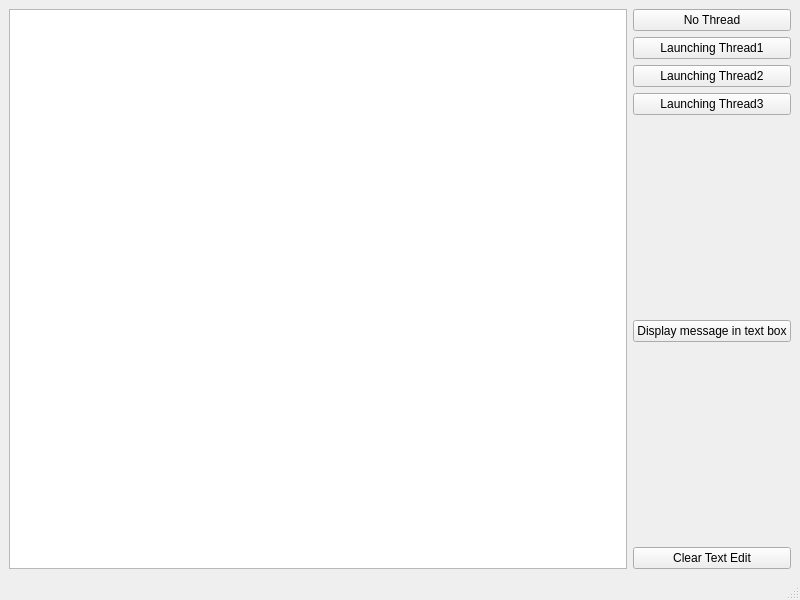
neutrons/GUI_Tools, file Thread/main_window_interface_2.ui: the form before one commit.
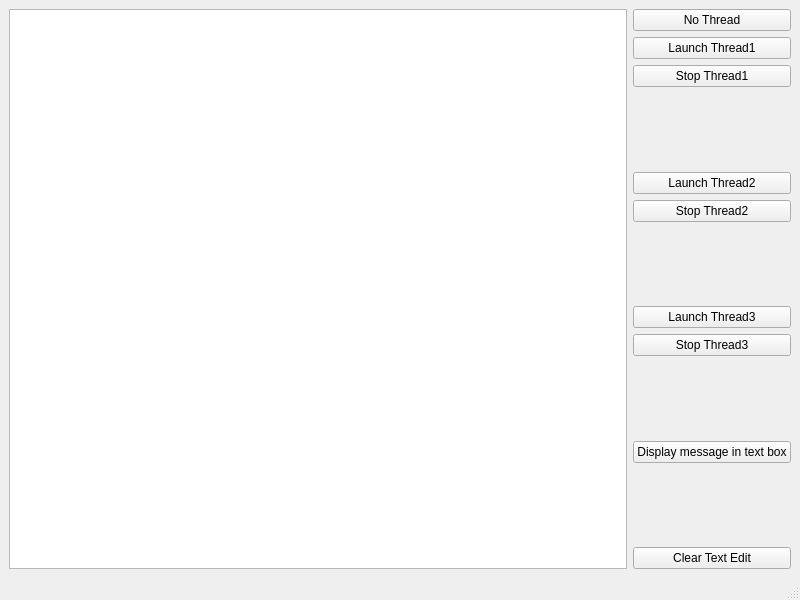
The form after the commit.

Commit message: Added code to create the ui->py code. Working on 3threading to be able to stop any thread at any moment

```diff
--- a/Thread/main_window_interface_2.ui
+++ b/Thread/main_window_interface_2.ui
@@ -30,21 +30,68 @@
       <item>
        <widget class="QPushButton" name="pushButton_2">
         <property name="text">
-         <string>Launching Thread1</string>
+         <string>Launch Thread1</string>
         </property>
        </widget>
       </item>
+      <item>
+       <widget class="QPushButton" name="pushButton_7">
+        <property name="text">
+         <string>Stop Thread1</string>
+        </property>
+       </widget>
+      </item>
+      <item>
+       <spacer name="verticalSpacer_3">
+        <property name="orientation">
+         <enum>Qt::Vertical</enum>
+        </property>
+        <property name="sizeHint" stdset="0">
+         <size>
+          <width>20</width>
+          <height>40</height>
+         </size>
+        </property>
+       </spacer>
+      </item>
       <item>
        <widget class="QPushButton" name="pushButton_4">
         <property name="text">
-         <string>Launching Thread2</string>
+         <string>Launch Thread2</string>
         </property>
        </widget>
       </item>
+      <item>
+       <widget class="QPushButton" name="pushButton_8">
+        <property name="text">
+         <string>Stop Thread2</string>
+        </property>
+       </widget>
+      </item>
+      <item>
+       <spacer name="verticalSpacer_4">
+        <property name="orientation">
+         <enum>Qt::Vertical</enum>
+        </property>
+        <property name="sizeHint" stdset="0">
+         <size>
+          <width>20</width>
+          <height>40</height>
+         </size>
+        </property>
+       </spacer>
+      </item>
       <item>
        <widget class="QPushButton" name="pushButton_6">
         <property name="text">
-         <string>Launching Thread3</string>
+         <string>Launch Thread3</string>
+        </property>
+       </widget>
+      </item>
+      <item>
+       <widget class="QPushButton" name="pushButton_9">
+        <property name="text">
+         <string>Stop Thread3</string>
         </property>
        </widget>
       </item>
```
The commit also changes 8 other files.
